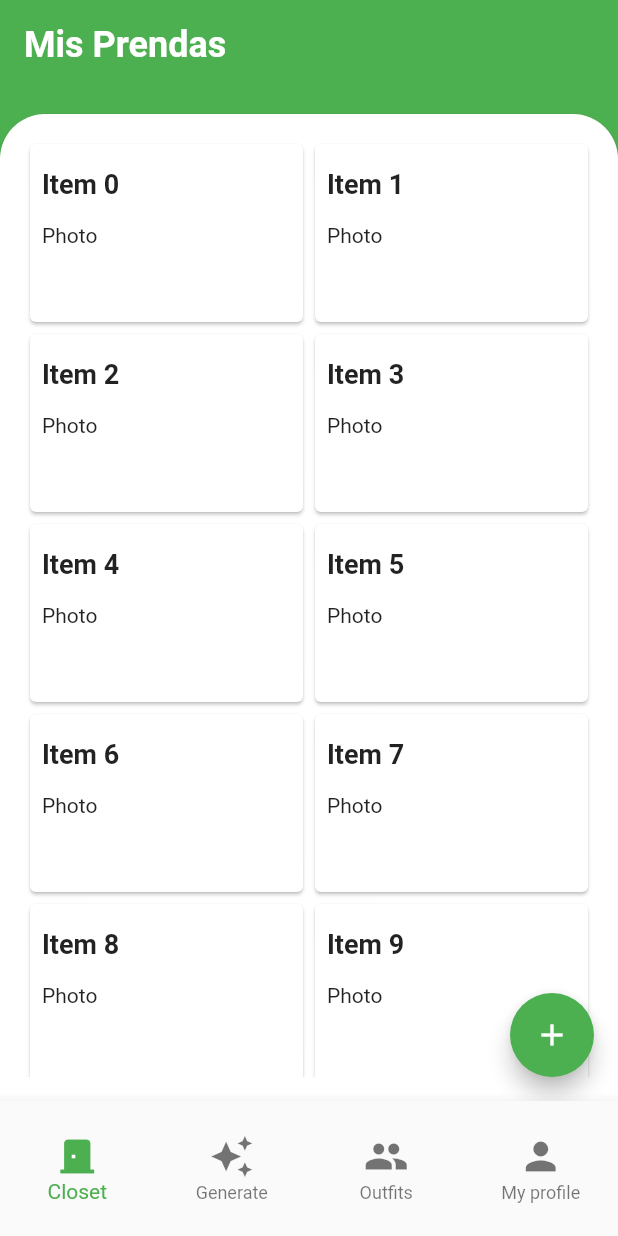
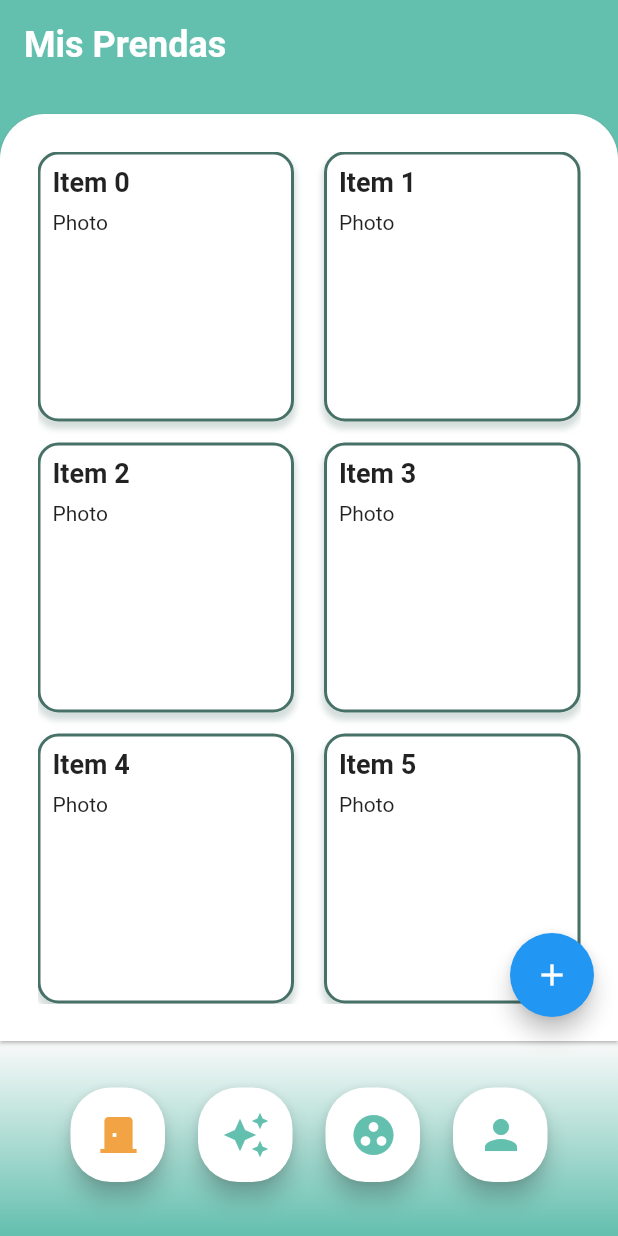
Before and after one commit to HenryCaicedo/Rackity, a Flutter app: the screen it shows after launch, after a tap on "Log in", on a phone screen of 412 x 824 dp. Run offline on Flutter 3.47's test engine with Material 2 defaults, Android fonts, the phone set to English and light mode, and no system bars; our stand-ins replace sqflite; accounts and stored records are empty.

Commit message:
TabsScreen modificada
Se modificó TabsScreen para hacerla más parecida al figma

```diff
--- a/lib/main.dart
+++ b/lib/main.dart
@@ -14,14 +14,15 @@ class MyApp extends StatelessWidget {
     return MaterialApp(
       debugShowCheckedModeBanner: false,
       title: 'Rackity',
-      theme: ThemeData(
-        primarySwatch: Colors.green, // Set the primary color to green
+      theme: Theme.of(context).copyWith(
+        colorScheme: Theme.of(context).colorScheme.copyWith(
+              primary: const Color(0xFF63BFAE),
+            ),
         elevatedButtonTheme: ElevatedButtonThemeData(
           style: ElevatedButton.styleFrom(
-            elevation: 0, // Set the standard elevation for all elevated buttons
+            elevation: 0,
             shape: RoundedRectangleBorder(
-              borderRadius: BorderRadius.circular(
-                  20), // Set the standard border radius for all elevated buttons
+              borderRadius: BorderRadius.circular(20),
             ),
           ),
         ),
--- a/lib/screens/tabs_screen.dart
+++ b/lib/screens/tabs_screen.dart
@@ -1,65 +1,143 @@
 import 'package:flutter/material.dart';
-import '../tabs/search_tab.dart';
 import '../tabs/closet_tab.dart';
 import '../tabs/generate_tab.dart';
 import '../tabs/outfits_tab.dart';
 import '../tabs/profile_tab.dart';
 
+class SquareIconButton extends StatelessWidget {
+  final IconData icon;
+  final VoidCallback onPressed;
+  final bool isSelected; // new
+
+  const SquareIconButton(
+      {Key? key,
+      required this.icon,
+      required this.onPressed,
+      this.isSelected = false})
+      : super(key: key);
+
+  @override
+  Widget build(BuildContext context) {
+    var size = 63.0;
+    var ratio = 1;
+    return SizedBox(
+      width: size * ratio,
+      height: size * ratio,
+      child: ElevatedButton(
+        onPressed: onPressed,
+        style: ElevatedButton.styleFrom(
+          shape: const RoundedRectangleBorder(
+            borderRadius: BorderRadius.all(Radius.circular(27.0)),
+          ),
+          elevation: 6,
+          backgroundColor: Colors.white,
+          shadowColor: Colors.black
+              .withOpacity(1), // Set the opacity of the shadow color
+        ),
+        child: Icon(
+          icon,
+          size: 32,
+          color: isSelected ? Color(0xFFF2A444) : Color(0xFF63BFAE), // modified
+        ),
+      ),
+    );
+  }
+}
+
 class TabsScreen extends StatefulWidget {
+  const TabsScreen({Key? key}) : super(key: key);
+
   @override
   _TabsScreenState createState() => _TabsScreenState();
 }
 
 class _TabsScreenState extends State<TabsScreen> {
   int _selectedIndex = 0;
-  double _iconSize = 30.0;
-  bool showNames = true; // add the boolean variable
 
-  static List<Widget> _widgetOptions = <Widget>[
+  final List<Widget> _tabs = [
     ClosetTab(),
     GenerateTab(),
     OutfitsTab(),
     ProfileTab(),
   ];
 
-  void _onItemTapped(int index) {
-    setState(() {
-      _selectedIndex = index;
-    });
-  }
-
   @override
   Widget build(BuildContext context) {
     return Scaffold(
-      appBar: null,
-      body: Center(
-        child: _widgetOptions.elementAt(_selectedIndex),
-      ),
-      bottomNavigationBar: SizedBox(
-        height: 90.0,
-        child: BottomNavigationBar(
-          type: BottomNavigationBarType.fixed,
-          currentIndex: _selectedIndex,
-          onTap: _onItemTapped,
-          items: [
-            BottomNavigationBarItem(
-              icon: Icon(Icons.door_back_door, size: _iconSize),
-              label: showNames ? 'Closet' : '',
+      body: Column(
+        children: [
+          //This is where the different tabs will show
+          Expanded(
+            child: Center(
+              child: _tabs[_selectedIndex],
             ),
-            BottomNavigationBarItem(
-              icon: Icon(Icons.auto_awesome, size: _iconSize),
-              label: showNames ? 'Generate' : '',
+          ),
+          Container(
+            height: 130,
+            child: DecoratedBox(
+              decoration: BoxDecoration(
+                gradient: LinearGradient(
+                  begin: Alignment.bottomCenter,
+                  end: Alignment.topCenter,
+                  colors: [
+                    Color(0xFF63BFAE),
+                    Color.fromRGBO(99, 191, 174, 0),
+                  ],
+                ),
+              ),
+              child: Container(
+                  alignment: Alignment.bottomCenter,
+                  child: Center(
+                    child: Padding(
+                      padding: EdgeInsets.only(
+                          left: 25, right: 25, top: 10, bottom: 15),
+                      child: Row(
+                        mainAxisAlignment: MainAxisAlignment.spaceEvenly,
+                        crossAxisAlignment: CrossAxisAlignment.center,
+                        children: [
+                          SquareIconButton(
+                            onPressed: () {
+                              setState(() {
+                                _selectedIndex = 0;
+                              });
+                            },
+                            icon: Icons.door_back_door,
+                            isSelected: _selectedIndex == 0, // modified
+                          ),
+                          SquareIconButton(
+                            onPressed: () {
+                              setState(() {
+                                _selectedIndex = 1;
+                              });
+                            },
+                            icon: Icons.auto_awesome,
+                            isSelected: _selectedIndex == 1, // modified
+                          ),
+                          SquareIconButton(
+                            onPressed: () {
+                              setState(() {
+                                _selectedIndex = 2;
+                              });
+                            },
+                            icon: Icons.group_work,
+                            isSelected: _selectedIndex == 2, // modified
+                          ),
+                          SquareIconButton(
+                            onPressed: () {
+                              setState(() {
+                                _selectedIndex = 3;
+                              });
+                            },
+                            icon: Icons.person,
+                            isSelected: _selectedIndex == 3, // modified
+                          ),
+                        ],
+                      ),
+                    ),
+                  )),
             ),
-            BottomNavigationBarItem(
-              icon: Icon(Icons.people, size: _iconSize),
-              label: showNames ? 'Outfits' : '',
-            ),
-            BottomNavigationBarItem(
-              icon: Icon(Icons.person, size: _iconSize),
-              label: showNames ? 'My profile' : '',
-            ),
-          ],
-        ),
+          ),
+        ],
       ),
     );
   }
--- a/lib/tabs/closet_tab.dart
+++ b/lib/tabs/closet_tab.dart
@@ -1,4 +1,5 @@
 import 'package:flutter/material.dart';
+import '../widgets/image_card_widget.dart';
 
 class ClosetTab extends StatelessWidget {
   const ClosetTab({Key? key}) : super(key: key);
@@ -33,22 +34,20 @@ class ClosetTab extends StatelessWidget {
                   ),
                   margin: EdgeInsets.fromLTRB(0.0, 16.0, 0.0, 0.0),
                   child: Padding(
-                    padding: EdgeInsets.all(16.0),
+                    padding: EdgeInsets.all(25.0),
                     child: GridView.builder(
                       gridDelegate: SliverGridDelegateWithFixedCrossAxisCount(
                         crossAxisCount: 2,
-                        childAspectRatio: MediaQuery.of(context).size.width /
-                            (MediaQuery.of(context).size.height / 3),
+                        childAspectRatio: 95 / 100, // 3:4 aspect ratio
+                        mainAxisSpacing: 14.0, // vertical spacing between cards
+                        crossAxisSpacing: 20.0, // add space between columns
                       ),
                       itemCount: 20,
                       itemBuilder: (BuildContext context, int index) {
-                        return Card(
+                        return RackityCardWidget(
                           child: Column(
                             crossAxisAlignment: CrossAxisAlignment.start,
                             children: [
-                              SizedBox(
-                                height: 8.0,
-                              ),
                               Padding(
                                 padding: EdgeInsets.all(8.0),
                                 child: Text(
@@ -60,16 +59,14 @@ class ClosetTab extends StatelessWidget {
                                 ),
                               ),
                               Padding(
-                                padding: EdgeInsets.all(8.0),
+                                padding:
+                                    EdgeInsets.fromLTRB(8.0, 0.0, 8.0, 8.0),
                                 child: Text(
                                   'Photo',
                                   style: TextStyle(
                                     fontSize: 14.0,
                                   ),
                                 ),
-                              ),
-                              SizedBox(
-                                height: 8.0,
                               ),
                             ],
                           ),
@@ -79,7 +76,7 @@ class ClosetTab extends StatelessWidget {
                   ),
                 ),
               ),
-            )
+            ),
           ],
         ),
       ),
--- /dev/null
+++ b/lib/widgets/image_card_widget.dart
@@ -0,0 +1,27 @@
+import 'package:flutter/material.dart';
+
+class RackityCardWidget extends StatelessWidget {
+  final Widget child;
+
+  RackityCardWidget({required this.child});
+
+  @override
+  Widget build(BuildContext context) {
+    return Container(
+      decoration: BoxDecoration(
+        borderRadius: BorderRadius.circular(14),
+        border: Border.all(color: Color.fromRGBO(39, 88, 76, 0.85), width: 2),
+        boxShadow: [
+          BoxShadow(
+            color: Color.fromRGBO(39, 88, 76, 0.85).withOpacity(0.2),
+            spreadRadius: 1,
+            blurRadius: 3,
+            offset: Offset(0, 4),
+          ),
+        ],
+        color: Colors.white, // add this line to set the background color
+      ),
+      child: child,
+    );
+  }
+}
```
Also changed, not shown: lib/old/OLD_tabs_screen.dart (added, +80 -0 lines), pubspec.lock.
